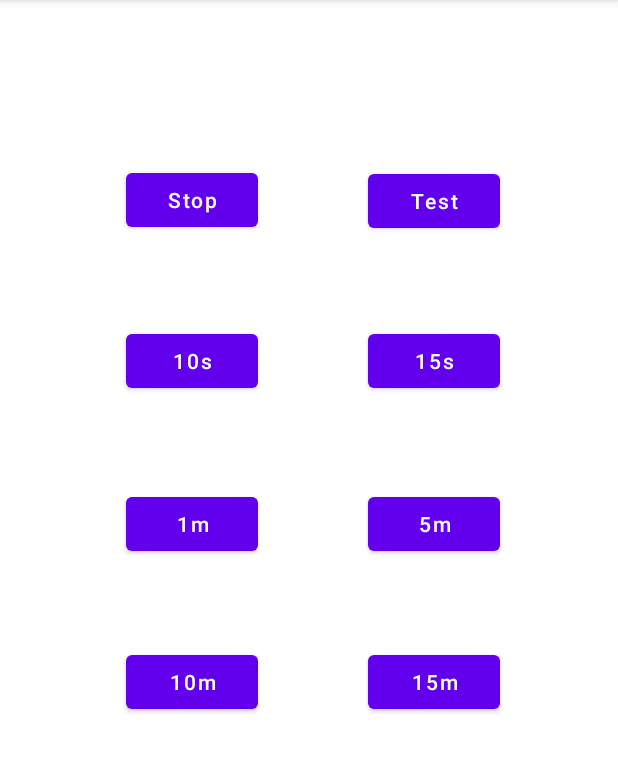
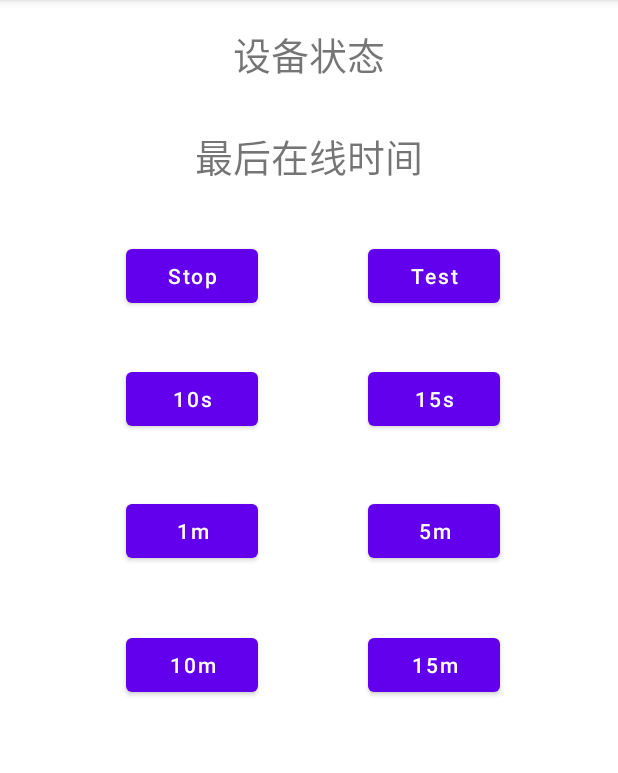
Before and after one commit to makewheels/solar-water-android, an Android app: the screen it shows after launch (MainActivity), on a phone screen of 412 x 824 dp, the part 84-857 px from its top. Run offline under Robolectric (Android 15) with nearby library versions, the phone set to English and light mode, and no system bars; libraries missing offline, so code that uses them is left out: cn.hutool.http, com.alibaba.fastjson2; 1 statement that could not run was skipped.

Commit message:
获取在线状态

```diff
--- a/app/src/main/java/com/github/makewheels/solar_water_android/MainActivity.java
+++ b/app/src/main/java/com/github/makewheels/solar_water_android/MainActivity.java
@@ -1,15 +1,20 @@
 package com.github.makewheels.solar_water_android;
 
 import android.os.Bundle;
-import android.view.View;
 import android.widget.Button;
+import android.widget.TextView;
 import android.widget.Toast;
 
 import androidx.appcompat.app.AppCompatActivity;
 
+import com.alibaba.fastjson2.JSONObject;
+
 import cn.hutool.http.HttpUtil;
 
 public class MainActivity extends AppCompatActivity {
+    private TextView tv_device_status;
+    private TextView tv_timestamp;
+
     private Button c_stop;
     private Button c_test;
     private Button c_10s;
@@ -25,7 +30,9 @@ public class MainActivity extends AppCompatActivity {
         super.onCreate(savedInstanceState);
         setContentView(R.layout.activity_main);
 
-        c_stop = findViewById(R.id.c_stop);
+        tv_device_status = findViewById(R.id.tv_device_status);
+        tv_timestamp = findViewById(R.id.tv_timestamp);
+
         c_test = findViewById(R.id.c_test);
         c_10s = findViewById(R.id.c_10s);
         c_15s = findViewById(R.id.c_15s);
@@ -34,42 +41,56 @@ public class MainActivity extends AppCompatActivity {
         c_10m = findViewById(R.id.c_10m);
         c_15m = findViewById(R.id.c_15m);
         addClickListeners();
+
+        loadDeviceStatus();
     }
 
     private void addClickListeners() {
-        String baseUrl = "https://http-solar-ibtoyhpgjm.cn-beijing.fcapp.run?connectTimeLengthInSeconds=";
+        String connectBaseUrl = "https://http-connect-solar-oxjgbdfmab.cn-beijing.fcapp.run?connectTimeLengthInMilliSeconds=";
         c_stop.setOnClickListener(view -> new Thread(() -> {
-            HttpUtil.get(baseUrl + 0);
+            HttpUtil.get(connectBaseUrl + 0);
             runOnUiThread(() -> Toast.makeText(this, "Stop", Toast.LENGTH_SHORT).show());
         }).start());
         c_test.setOnClickListener(view -> new Thread(() -> {
-            HttpUtil.get(baseUrl + 1500);
+            HttpUtil.get(connectBaseUrl + 1500);
             runOnUiThread(() -> Toast.makeText(this, "1.5秒", Toast.LENGTH_SHORT).show());
         }).start());
         c_10s.setOnClickListener(view -> new Thread(() -> {
-            HttpUtil.get(baseUrl + 10000);
+            HttpUtil.get(connectBaseUrl + 10000);
             runOnUiThread(() -> Toast.makeText(this, "10秒", Toast.LENGTH_SHORT).show());
         }
         ).start());
         c_15s.setOnClickListener(view -> new Thread(() -> {
-            HttpUtil.get(baseUrl + 15000);
+            HttpUtil.get(connectBaseUrl + 15000);
             runOnUiThread(() -> Toast.makeText(this, "15秒", Toast.LENGTH_SHORT).show());
         }).start());
         c_1m.setOnClickListener(view -> new Thread(() -> {
-            HttpUtil.get(baseUrl + 60000);
+            HttpUtil.get(connectBaseUrl + 60000);
             runOnUiThread(() -> Toast.makeText(this, "1分钟", Toast.LENGTH_SHORT).show());
         }).start());
         c_5m.setOnClickListener(view -> new Thread(() -> {
-            HttpUtil.get(baseUrl + 300000);
+            HttpUtil.get(connectBaseUrl + 300000);
             runOnUiThread(() -> Toast.makeText(this, "5分钟", Toast.LENGTH_SHORT).show());
         }).start());
         c_10m.setOnClickListener(view -> new Thread(() -> {
-            HttpUtil.get(baseUrl + 600000);
+            HttpUtil.get(connectBaseUrl + 600000);
             runOnUiThread(() -> Toast.makeText(this, "10分钟", Toast.LENGTH_SHORT).show());
         }).start());
         c_15m.setOnClickListener(view -> new Thread(() -> {
-            HttpUtil.get(baseUrl + 900000);
+            HttpUtil.get(connectBaseUrl + 900000);
             runOnUiThread(() -> Toast.makeText(this, "15分钟", Toast.LENGTH_SHORT).show());
         }).start());
     }
+
+    private void loadDeviceStatus() {
+        String url = "https://http-gee-status-solar-uucjvfcrmw.cn-beijing.fcapp.run";
+        new Thread(() -> {
+
+            JSONObject jsonObject = JSONObject.parseObject(HttpUtil.get(url));
+            runOnUiThread(() -> {
+                tv_device_status.setText("在线状态：" + jsonObject.getString("deviceStatus"));
+                tv_timestamp.setText("最后在线时间："+ jsonObject.getString("timestampString"));
+            });
+        });
+    }
 }
--- a/app/src/main/res/layout/activity_main.xml
+++ b/app/src/main/res/layout/activity_main.xml
@@ -5,6 +5,54 @@
     android:layout_width="match_parent"
     android:layout_height="match_parent"
     tools:context=".MainActivity">
+
+    <Button
+        android:id="@+id/c_1m"
+        android:layout_width="wrap_content"
+        android:layout_height="wrap_content"
+        android:text="1m"
+        app:layout_constraintBottom_toBottomOf="parent"
+        app:layout_constraintEnd_toEndOf="parent"
+        app:layout_constraintHorizontal_bias="0.26"
+        app:layout_constraintStart_toStartOf="parent"
+        app:layout_constraintTop_toTopOf="parent"
+        app:layout_constraintVertical_bias="0.458" />
+
+    <Button
+        android:id="@+id/c_10m"
+        android:layout_width="wrap_content"
+        android:layout_height="wrap_content"
+        android:text="10m"
+        app:layout_constraintBottom_toBottomOf="parent"
+        app:layout_constraintEnd_toEndOf="parent"
+        app:layout_constraintHorizontal_bias="0.26"
+        app:layout_constraintStart_toStartOf="parent"
+        app:layout_constraintTop_toTopOf="parent"
+        app:layout_constraintVertical_bias="0.582" />
+
+    <Button
+        android:id="@+id/c_5m"
+        android:layout_width="wrap_content"
+        android:layout_height="wrap_content"
+        android:text="5m"
+        app:layout_constraintBottom_toBottomOf="parent"
+        app:layout_constraintEnd_toEndOf="parent"
+        app:layout_constraintHorizontal_bias="0.758"
+        app:layout_constraintStart_toStartOf="parent"
+        app:layout_constraintTop_toTopOf="parent"
+        app:layout_constraintVertical_bias="0.458" />
+
+    <Button
+        android:id="@+id/c_15m"
+        android:layout_width="wrap_content"
+        android:layout_height="wrap_content"
+        android:text="15m"
+        app:layout_constraintBottom_toBottomOf="parent"
+        app:layout_constraintEnd_toEndOf="parent"
+        app:layout_constraintHorizontal_bias="0.758"
+        app:layout_constraintStart_toStartOf="parent"
+        app:layout_constraintTop_toTopOf="parent"
+        app:layout_constraintVertical_bias="0.582" />
 
     <Button
         android:id="@+id/c_test"
@@ -16,7 +64,19 @@
         app:layout_constraintHorizontal_bias="0.758"
         app:layout_constraintStart_toStartOf="parent"
         app:layout_constraintTop_toTopOf="parent"
-        app:layout_constraintVertical_bias="0.153" />
+        app:layout_constraintVertical_bias="0.222" />
+
+    <Button
+        android:id="@+id/c_15s"
+        android:layout_width="wrap_content"
+        android:layout_height="wrap_content"
+        android:text="15s"
+        app:layout_constraintBottom_toBottomOf="parent"
+        app:layout_constraintEnd_toEndOf="parent"
+        app:layout_constraintHorizontal_bias="0.758"
+        app:layout_constraintStart_toStartOf="parent"
+        app:layout_constraintTop_toTopOf="parent"
+        app:layout_constraintVertical_bias="0.336" />
 
     <Button
         android:id="@+id/c_stop"
@@ -28,7 +88,7 @@
         app:layout_constraintHorizontal_bias="0.26"
         app:layout_constraintStart_toStartOf="parent"
         app:layout_constraintTop_toTopOf="parent"
-        app:layout_constraintVertical_bias="0.152" />
+        app:layout_constraintVertical_bias="0.222" />
 
     <Button
         android:id="@+id/c_10s"
@@ -40,66 +100,30 @@
         app:layout_constraintHorizontal_bias="0.26"
         app:layout_constraintStart_toStartOf="parent"
         app:layout_constraintTop_toTopOf="parent"
-        app:layout_constraintVertical_bias="0.301" />
+        app:layout_constraintVertical_bias="0.336" />
 
-    <Button
-        android:id="@+id/c_1m"
+    <TextView
+        android:id="@+id/tv_device_status"
         android:layout_width="wrap_content"
         android:layout_height="wrap_content"
-        android:text="1m"
+        android:text="设备状态"
+        android:textSize="25dp"
         app:layout_constraintBottom_toBottomOf="parent"
         app:layout_constraintEnd_toEndOf="parent"
-        app:layout_constraintHorizontal_bias="0.26"
         app:layout_constraintStart_toStartOf="parent"
         app:layout_constraintTop_toTopOf="parent"
-        app:layout_constraintVertical_bias="0.452" />
+        app:layout_constraintVertical_bias="0.023" />
 
-    <Button
-        android:id="@+id/c_15s"
+    <TextView
+        android:id="@+id/tv_timestamp"
         android:layout_width="wrap_content"
         android:layout_height="wrap_content"
-        android:text="15s"
+        android:text="最后在线时间"
+        android:textSize="25dp"
         app:layout_constraintBottom_toBottomOf="parent"
         app:layout_constraintEnd_toEndOf="parent"
-        app:layout_constraintHorizontal_bias="0.758"
         app:layout_constraintStart_toStartOf="parent"
         app:layout_constraintTop_toTopOf="parent"
-        app:layout_constraintVertical_bias="0.301" />
-
-    <Button
-        android:id="@+id/c_5m"
-        android:layout_width="wrap_content"
-        android:layout_height="wrap_content"
-        android:text="5m"
-        app:layout_constraintBottom_toBottomOf="parent"
-        app:layout_constraintEnd_toEndOf="parent"
-        app:layout_constraintHorizontal_bias="0.758"
-        app:layout_constraintStart_toStartOf="parent"
-        app:layout_constraintTop_toTopOf="parent"
-        app:layout_constraintVertical_bias="0.452" />
-
-    <Button
-        android:id="@+id/c_10m"
-        android:layout_width="wrap_content"
-        android:layout_height="wrap_content"
-        android:text="10m"
-        app:layout_constraintBottom_toBottomOf="parent"
-        app:layout_constraintEnd_toEndOf="parent"
-        app:layout_constraintHorizontal_bias="0.26"
-        app:layout_constraintStart_toStartOf="parent"
-        app:layout_constraintTop_toTopOf="parent"
-        app:layout_constraintVertical_bias="0.598" />
-
-    <Button
-        android:id="@+id/c_15m"
-        android:layout_width="wrap_content"
-        android:layout_height="wrap_content"
-        android:text="15m"
-        app:layout_constraintBottom_toBottomOf="parent"
-        app:layout_constraintEnd_toEndOf="parent"
-        app:layout_constraintHorizontal_bias="0.758"
-        app:layout_constraintStart_toStartOf="parent"
-        app:layout_constraintTop_toTopOf="parent"
-        app:layout_constraintVertical_bias="0.598" />
+        app:layout_constraintVertical_bias="0.116" />
 
 </androidx.constraintlayout.widget.ConstraintLayout>
```
Also changed, not shown: app/build.gradle (+5 -5 lines).
